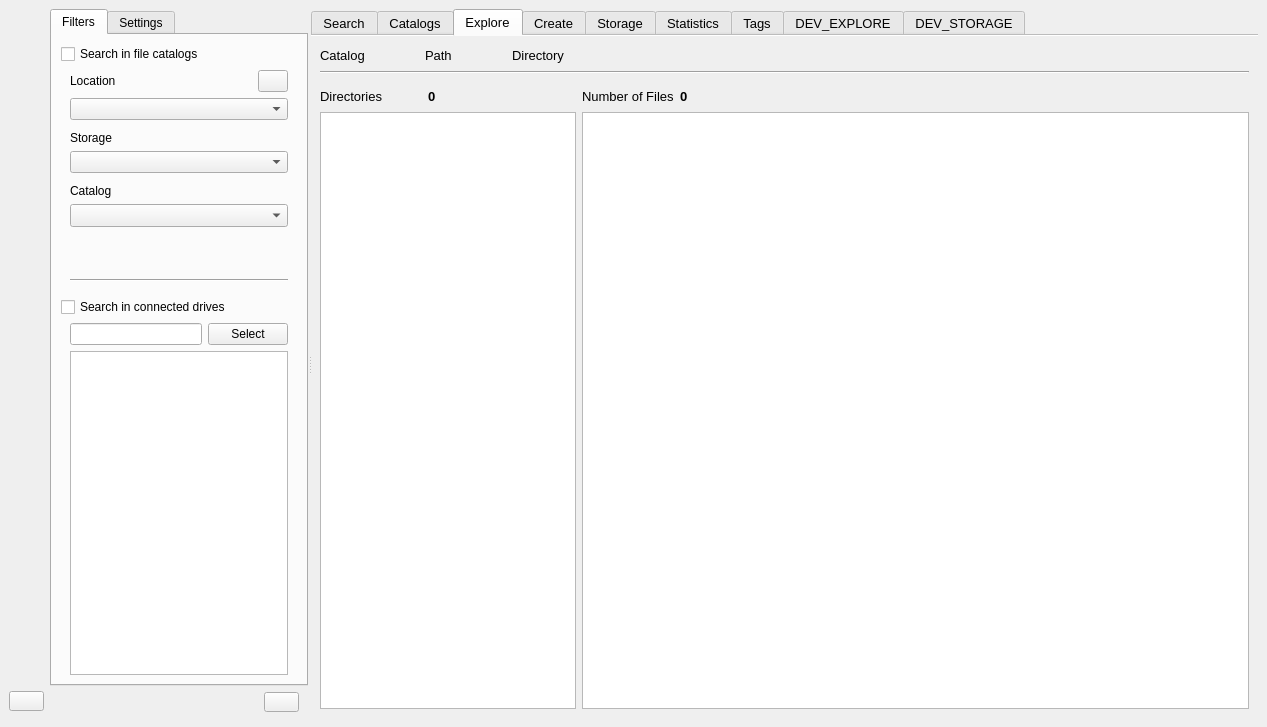
Old version of the form mainwindow.ui in the repository StephaneCouturier/Katalog.
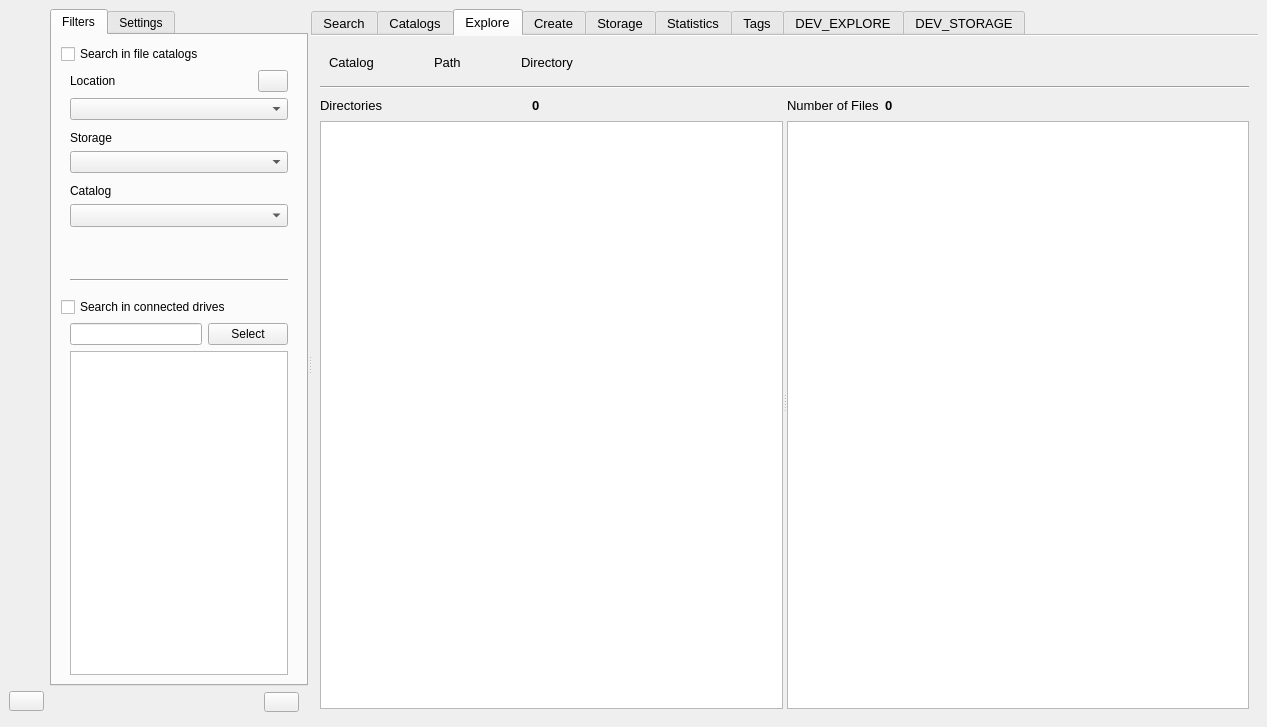
New version of the form. The open tabs and pages were chosen to show the change. Icons and pictures are not drawn. Custom widgets are drawn as their Qt base class.

```diff
--- a/mainwindow.ui
+++ b/mainwindow.ui
@@ -3838,148 +3838,13 @@
             <string>Explore a catalog</string>
            </attribute>
            <layout class="QGridLayout" name="gridLayout_10">
-            <item row="0" column="0">
-             <layout class="QHBoxLayout" name="Explore_horizontalLayout_CatalogInfo">
-              <item>
-               <widget class="QLabel" name="Explore_label_CatalogNameLabel">
-                <property name="maximumSize">
-                 <size>
-                  <width>100</width>
-                  <height>16777215</height>
-                 </size>
-                </property>
-                <property name="text">
-                 <string>Catalog</string>
-                </property>
-               </widget>
-              </item>
-              <item>
-               <widget class="QLabel" name="Explore_label_CatalogNameDisplay">
-                <property name="font">
-                 <font>
-                  <pointsize>10</pointsize>
-                  <bold>true</bold>
-                 </font>
-                </property>
-                <property name="text">
-                 <string/>
-                </property>
-               </widget>
-              </item>
-              <item>
-               <spacer name="Explore_horizontalSpacer_01">
+            <item row="2" column="0">
+             <widget class="QSplitter" name="Explore_splitter">
                 <property name="orientation">
                  <enum>Qt::Horizontal</enum>
                 </property>
-                <property name="sizeType">
-                 <enum>QSizePolicy::Fixed</enum>
-                </property>
-                <property name="sizeHint" stdset="0">
-                 <size>
-                  <width>40</width>
-                  <height>20</height>
-                 </size>
-                </property>
-               </spacer>
-              </item>
-              <item>
-               <widget class="QLabel" name="Explore_label_CatalogPathLabel">
-                <property name="maximumSize">
-                 <size>
-                  <width>100</width>
-                  <height>16777215</height>
-                 </size>
-                </property>
-                <property name="text">
-                 <string>Path</string>
-                </property>
-               </widget>
-              </item>
-              <item>
-               <widget class="QLabel" name="Explore_label_CatalogPathDisplay">
-                <property name="font">
-                 <font>
-                  <pointsize>10</pointsize>
-                  <bold>true</bold>
-                 </font>
-                </property>
-                <property name="text">
-                 <string/>
-                </property>
-               </widget>
-              </item>
-              <item>
-               <spacer name="Explore_horizontalSpacer_04">
-                <property name="orientation">
-                 <enum>Qt::Horizontal</enum>
-                </property>
-                <property name="sizeType">
-                 <enum>QSizePolicy::Fixed</enum>
-                </property>
-                <property name="sizeHint" stdset="0">
-                 <size>
-                  <width>40</width>
-                  <height>20</height>
-                 </size>
-                </property>
-               </spacer>
-              </item>
-              <item>
-               <widget class="QLabel" name="Explore_label_CatalogDirectoryLabel">
-                <property name="maximumSize">
-                 <size>
-                  <width>100</width>
-                  <height>16777215</height>
-                 </size>
-                </property>
-                <property name="text">
-                 <string>Directory</string>
-                </property>
-               </widget>
-              </item>
-              <item>
-               <widget class="QLabel" name="Explore_label_CatalogDirectoryDisplay">
-                <property name="font">
-                 <font>
-                  <pointsize>10</pointsize>
-                  <bold>true</bold>
-                 </font>
-                </property>
-                <property name="text">
-                 <string/>
-                </property>
-               </widget>
-              </item>
-              <item>
-               <spacer name="Explore_horizontalSpacer_02">
-                <property name="orientation">
-                 <enum>Qt::Horizontal</enum>
-                </property>
-                <property name="sizeHint" stdset="0">
-                 <size>
-                  <width>40</width>
-                  <height>20</height>
-                 </size>
-                </property>
-               </spacer>
-              </item>
-             </layout>
-            </item>
-            <item row="1" column="0">
-             <widget class="Line" name="Explore_line_Separate">
-              <property name="orientation">
-               <enum>Qt::Horizontal</enum>
-              </property>
-             </widget>
-            </item>
-            <item row="6" column="0">
-             <layout class="QHBoxLayout" name="Explore_horizontalLayout_CatalogContent" stretch="0,0">
-              <property name="spacing">
-               <number>6</number>
-              </property>
-              <property name="topMargin">
-               <number>6</number>
-              </property>
+              <widget class="QWidget" name="Explore_splitter_widget_Directory" native="true">
+               <layout class="QVBoxLayout" name="verticalLayout_4">
               <item>
                <layout class="QVBoxLayout" name="Explore_verticalLayout_Directories">
                 <item>
@@ -4036,22 +3901,14 @@
                   <property name="enabled">
                    <bool>true</bool>
                   </property>
-                  <property name="sizePolicy">
-                   <sizepolicy hsizetype="Fixed" vsizetype="Expanding">
-                    <horstretch>0</horstretch>
-                    <verstretch>0</verstretch>
-                   </sizepolicy>
-                  </property>
-                  <property name="maximumSize">
-                   <size>
-                    <width>350</width>
-                    <height>16777215</height>
-                   </size>
-                  </property>
                  </widget>
                 </item>
                </layout>
               </item>
+               </layout>
+              </widget>
+              <widget class="QWidget" name="Explore_splitter_widget_Files" native="true">
+               <layout class="QVBoxLayout" name="verticalLayout_7">
               <item>
                <layout class="QVBoxLayout" name="Explore_verticalLayout_Files">
                 <item>
@@ -4130,6 +3987,156 @@
                </layout>
               </item>
              </layout>
+              </widget>
+             </widget>
+            </item>
+            <item row="0" column="0">
+             <widget class="QWidget" name="widget_4" native="true">
+              <property name="maximumSize">
+               <size>
+                <width>16777215</width>
+                <height>35</height>
+               </size>
+              </property>
+              <layout class="QHBoxLayout" name="horizontalLayout_5">
+               <property name="topMargin">
+                <number>0</number>
+               </property>
+               <property name="bottomMargin">
+                <number>0</number>
+               </property>
+               <item>
+                <widget class="QLabel" name="Explore_label_CatalogNameLabel">
+                 <property name="maximumSize">
+                  <size>
+                   <width>100</width>
+                   <height>50</height>
+                  </size>
+                 </property>
+                 <property name="text">
+                  <string>Catalog</string>
+                 </property>
+                </widget>
+               </item>
+               <item>
+                <widget class="QLabel" name="Explore_label_CatalogNameDisplay">
+                 <property name="font">
+                  <font>
+                   <pointsize>10</pointsize>
+                   <bold>true</bold>
+                  </font>
+                 </property>
+                 <property name="text">
+                  <string/>
+                 </property>
+                </widget>
+               </item>
+               <item>
+                <spacer name="Explore_horizontalSpacer_01">
+                 <property name="orientation">
+                  <enum>Qt::Horizontal</enum>
+                 </property>
+                 <property name="sizeType">
+                  <enum>QSizePolicy::Fixed</enum>
+                 </property>
+                 <property name="sizeHint" stdset="0">
+                  <size>
+                   <width>40</width>
+                   <height>20</height>
+                  </size>
+                 </property>
+                </spacer>
+               </item>
+               <item>
+                <widget class="QLabel" name="Explore_label_CatalogPathLabel">
+                 <property name="maximumSize">
+                  <size>
+                   <width>100</width>
+                   <height>50</height>
+                  </size>
+                 </property>
+                 <property name="text">
+                  <string>Path</string>
+                 </property>
+                </widget>
+               </item>
+               <item>
+                <widget class="QLabel" name="Explore_label_CatalogPathDisplay">
+                 <property name="font">
+                  <font>
+                   <pointsize>10</pointsize>
+                   <bold>true</bold>
+                  </font>
+                 </property>
+                 <property name="text">
+                  <string/>
+                 </property>
+                </widget>
+               </item>
+               <item>
+                <spacer name="Explore_horizontalSpacer_04">
+                 <property name="orientation">
+                  <enum>Qt::Horizontal</enum>
+                 </property>
+                 <property name="sizeType">
+                  <enum>QSizePolicy::Fixed</enum>
+                 </property>
+                 <property name="sizeHint" stdset="0">
+                  <size>
+                   <width>40</width>
+                   <height>20</height>
+                  </size>
+                 </property>
+                </spacer>
+               </item>
+               <item>
+                <widget class="QLabel" name="Explore_label_CatalogDirectoryLabel">
+                 <property name="maximumSize">
+                  <size>
+                   <width>100</width>
+                   <height>50</height>
+                  </size>
+                 </property>
+                 <property name="text">
+                  <string>Directory</string>
+                 </property>
+                </widget>
+               </item>
+               <item>
+                <widget class="QLabel" name="Explore_label_CatalogDirectoryDisplay">
+                 <property name="font">
+                  <font>
+                   <pointsize>10</pointsize>
+                   <bold>true</bold>
+                  </font>
+                 </property>
+                 <property name="text">
+                  <string/>
+                 </property>
+                </widget>
+               </item>
+               <item>
+                <spacer name="Explore_horizontalSpacer_02">
+                 <property name="orientation">
+                  <enum>Qt::Horizontal</enum>
+                 </property>
+                 <property name="sizeHint" stdset="0">
+                  <size>
+                   <width>655</width>
+                   <height>19</height>
+                  </size>
+                 </property>
+                </spacer>
+               </item>
+              </layout>
+             </widget>
+            </item>
+            <item row="1" column="0">
+             <widget class="Line" name="Explore_line_Separate">
+              <property name="orientation">
+               <enum>Qt::Horizontal</enum>
+              </property>
+             </widget>
             </item>
            </layout>
           </widget>
```
Left out of the diff: 2 changed lines with no effect on the pictures. Lines whose indentation alone changed are shown as unchanged.
